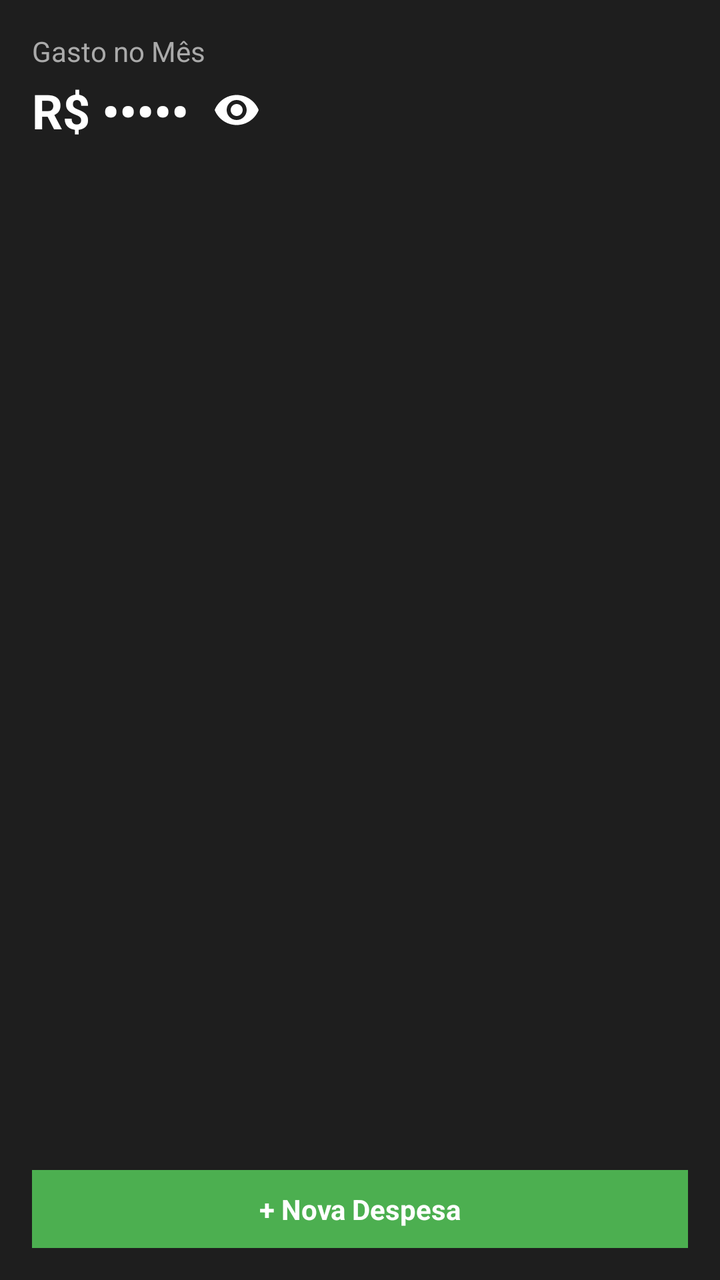
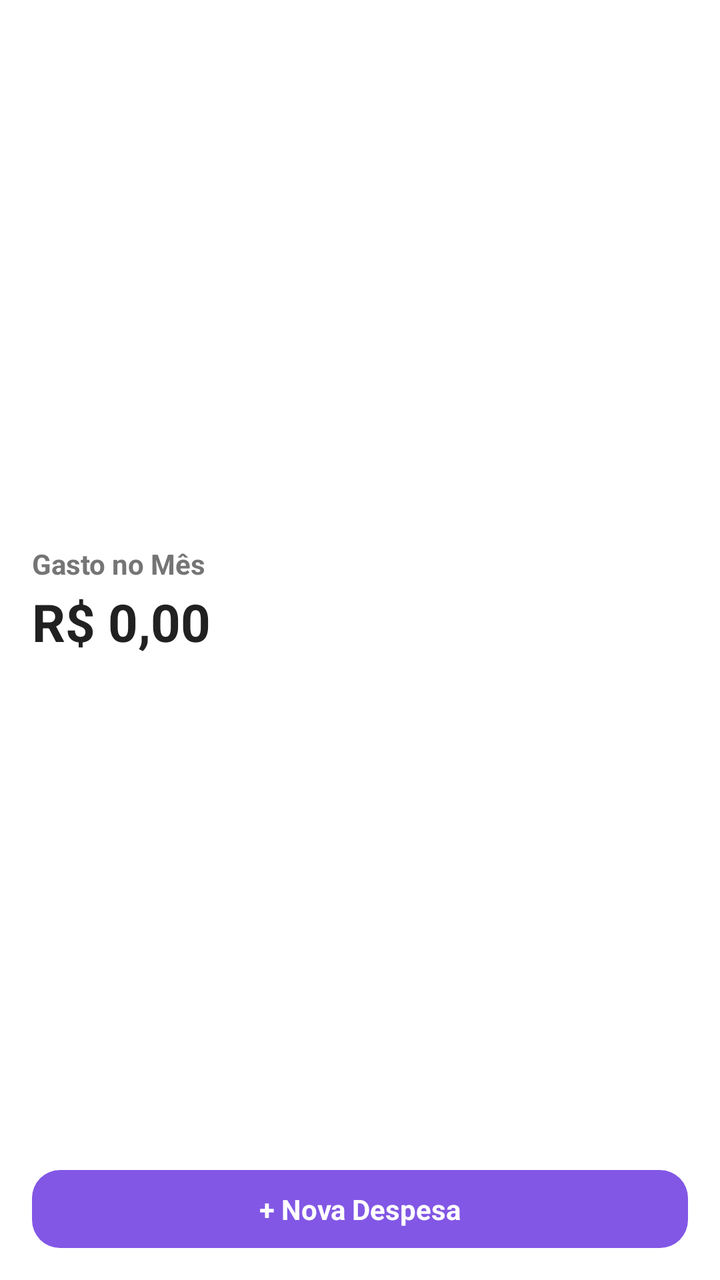

Two renders of the same Android screen: before a commit and after it. Below are the layout's source before the change and the commit's diff.
<!-- AndroidManifest.xml: fallback theme Theme.MaterialComponents.DayNight.NoActionBar -->
<!-- res/layout/widget_layout.xml -->
<?xml version="1.0" encoding="utf-8"?>
<LinearLayout xmlns:android="http://schemas.android.com/apk/res/android"
    android:layout_width="match_parent"
    android:layout_height="match_parent"
    android:background="#1E1E1E"
    android:orientation="vertical"
    android:padding="16dp">

    <TextView
        android:layout_width="wrap_content"
        android:layout_height="wrap_content"
        android:text="Gasto no Mês"
        android:textColor="#AAAAAA"
        android:textSize="14sp" />

    <LinearLayout
        android:layout_width="match_parent"
        android:layout_height="wrap_content"
        android:layout_marginTop="4dp"
        android:gravity="center_vertical"
        android:orientation="horizontal">

        <TextView
            android:id="@+id/tv_monthly_spent"
            android:layout_width="wrap_content"
            android:layout_height="wrap_content"
            android:text="R$ •••••"
            android:textColor="#FFFFFF"
            android:textSize="24sp"
            android:textStyle="bold" />

        <ImageView
            android:id="@+id/iv_visibility"
            android:layout_width="24dp"
            android:layout_height="24dp"
            android:layout_marginStart="12dp"
            android:src="@drawable/ic_visibility" />
    </LinearLayout>

    <TextView
        android:layout_width="match_parent"
        android:layout_height="0dp"
        android:layout_weight="1" />

    <TextView
        android:id="@+id/btn_add_expense"
        android:layout_width="match_parent"
        android:layout_height="wrap_content"
        android:background="#4CAF50"
        android:gravity="center"
        android:padding="10dp"
        android:text="+ Nova Despesa"
        android:textColor="#FFFFFF"
        android:textSize="14sp"
        android:textStyle="bold" />

</LinearLayout>
<!-- resources referenced by this layout -->
<resources>
  <!-- drawable ic_visibility (drawable) -->
  <vector xmlns:android="http://schemas.android.com/apk/res/android"
      android:width="24dp"
      android:height="24dp"
      android:viewportWidth="24"
      android:viewportHeight="24"
      android:tint="#FFFFFF">
      <path
          android:fillColor="@android:color/white"
          android:pathData="M12,4.5C7,4.5 2.73,7.61 1,12c1.73,4.39 6,7.5 11,7.5s9.27,-3.11 11,-7.5c-1.73,-4.39 -6,-7.5 -11,-7.5zM12,17c-2.76,0 -5,-2.24 -5,-5s2.24,-5 5,-5 5,2.24 5,5 -2.24,5 -5,5zM12,9c-1.66,0 -3,1.34 -3,3s1.34,3 3,3 3,-1.34 3,-3 -1.34,-3 -3,-3z"/>
  </vector>
</resources>

<!-- the commit's change to res/layout/widget_layout.xml (unified diff, before → after) -->
@@ -2,55 +2,48 @@
 <LinearLayout xmlns:android="http://schemas.android.com/apk/res/android"
     android:layout_width="match_parent"
     android:layout_height="match_parent"
-    android:background="#1E1E1E"
+    android:background="@drawable/widget_background"
     android:orientation="vertical"
     android:padding="16dp">
 
-    <TextView
-        android:layout_width="wrap_content"
-        android:layout_height="wrap_content"
-        android:text="Gasto no Mês"
-        android:textColor="#AAAAAA"
-        android:textSize="14sp" />
-
     <LinearLayout
         android:layout_width="match_parent"
-        android:layout_height="wrap_content"
-        android:layout_marginTop="4dp"
+        android:layout_height="0dp"
+        android:layout_weight="1"
         android:gravity="center_vertical"
-        android:orientation="horizontal">
+        android:orientation="vertical">
+
+        <TextView
+            android:layout_width="wrap_content"
+            android:layout_height="wrap_content"
+            android:text="Gasto no Mês"
+            android:textColor="@color/widget_text_secondary"
+            android:textSize="14sp"
+            android:textStyle="bold" />
 
         <TextView
             android:id="@+id/tv_monthly_spent"
-            android:layout_width="wrap_content"
+            android:layout_width="match_parent"
             android:layout_height="wrap_content"
-            android:text="R$ •••••"
-            android:textColor="#FFFFFF"
-            android:textSize="24sp"
+            android:layout_marginTop="2dp"
+            android:ellipsize="end"
+            android:maxLines="1"
+            android:text="R$ 0,00"
+            android:textColor="@color/widget_text_primary"
+            android:textSize="26sp"
             android:textStyle="bold" />
-
-        <ImageView
-            android:id="@+id/iv_visibility"
-            android:layout_width="24dp"
-            android:layout_height="24dp"
-            android:layout_marginStart="12dp"
-            android:src="@drawable/ic_visibility" />
     </LinearLayout>
-
-    <TextView
-        android:layout_width="match_parent"
-        android:layout_height="0dp"
-        android:layout_weight="1" />
 
     <TextView
         android:id="@+id/btn_add_expense"
         android:layout_width="match_parent"
         android:layout_height="wrap_content"
-        android:background="#4CAF50"
+        android:background="@drawable/widget_button_background"
         android:gravity="center"
+        android:maxLines="1"
         android:padding="10dp"
         android:text="+ Nova Despesa"
-        android:textColor="#FFFFFF"
+        android:textColor="@color/widget_btn_text"
         android:textSize="14sp"
         android:textStyle="bold" />
 
<!-- resource entries referenced after the edit -->
@@ -1,15 +1,21 @@
 <!-- resources referenced by this layout -->
 <resources>
-  <!-- drawable ic_visibility (drawable) -->
-  <vector xmlns:android="http://schemas.android.com/apk/res/android"
-      android:width="24dp"
-      android:height="24dp"
-      android:viewportWidth="24"
-      android:viewportHeight="24"
-      android:tint="#FFFFFF">
-      <path
-          android:fillColor="@android:color/white"
-          android:pathData="M12,4.5C7,4.5 2.73,7.61 1,12c1.73,4.39 6,7.5 11,7.5s9.27,-3.11 11,-7.5c-1.73,-4.39 -6,-7.5 -11,-7.5zM12,17c-2.76,0 -5,-2.24 -5,-5s2.24,-5 5,-5 5,2.24 5,5 -2.24,5 -5,5zM12,9c-1.66,0 -3,1.34 -3,3s1.34,3 3,3 3,-1.34 3,-3 -1.34,-3 -3,-3z"/>
-  </vector>
+  <color name="widget_btn_text">#FFFFFF</color>
+  <color name="widget_text_primary">#212121</color>
+  <color name="widget_text_secondary">#757575</color>
+  <!-- drawable widget_background (drawable) -->
+  <?xml version="1.0" encoding="utf-8"?>
+  <shape xmlns:android="http://schemas.android.com/apk/res/android">
+      <solid android:color="@color/widget_bg" />
+      <corners android:radius="24dp" />
+  </shape>
+  <!-- drawable widget_button_background (drawable) -->
+  <?xml version="1.0" encoding="utf-8"?>
+  <shape xmlns:android="http://schemas.android.com/apk/res/android">
+      <solid android:color="@color/widget_btn_bg" />
+      <corners android:radius="14dp" />
+  </shape>
+  <color name="widget_bg">#FFFFFF</color>
+  <color name="widget_btn_bg">#8257E5</color>
 </resources>
 
